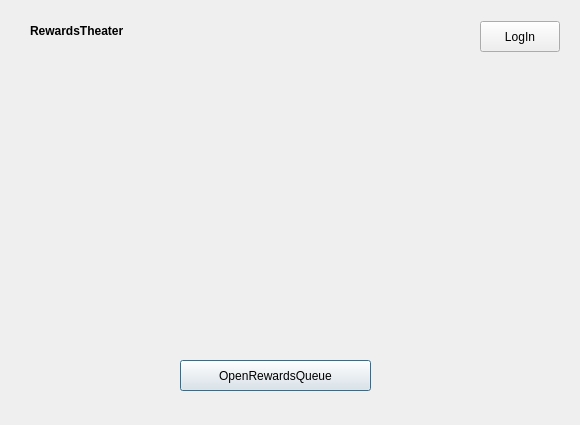
Old version of the form src/SettingsDialog.ui in the repository gottagofaster236/RewardsTheater.
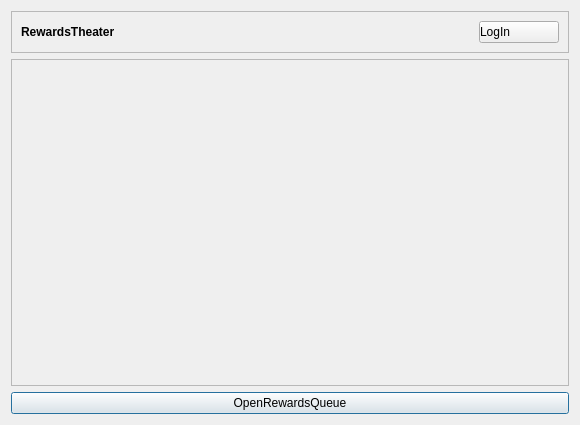
New version of the form.

Commit message: WIP on showing rewards

What changed in the file:
```diff
--- a/src/SettingsDialog.ui
+++ b/src/SettingsDialog.ui
@@ -13,15 +13,41 @@
   <property name="windowTitle">
    <string>RewardsTheater</string>
   </property>
+  <layout class="QGridLayout" name="gridLayout_2">
+   <item row="1" column="0">
+    <widget class="QScrollArea" name="rewardsScrollArea">
+     <property name="sizePolicy">
+      <sizepolicy hsizetype="Expanding" vsizetype="Expanding">
+       <horstretch>0</horstretch>
+       <verstretch>0</verstretch>
+      </sizepolicy>
+     </property>
+     <property name="widgetResizable">
+      <bool>true</bool>
+     </property>
+     <widget class="QWidget" name="rewardsScrollAreaWidgetContents">
+      <property name="geometry">
+       <rect>
+        <x>0</x>
+        <y>0</y>
+        <width>560</width>
+        <height>325</height>
+       </rect>
+      </property>
+      <layout class="QVBoxLayout" name="verticalLayout">
+       <item>
+        <layout class="QGridLayout" name="rewardsGridLayout">
+         <property name="sizeConstraint">
+          <enum>QLayout::SetDefaultConstraint</enum>
+         </property>
+        </layout>
+       </item>
+      </layout>
+     </widget>
+    </widget>
+   </item>
+   <item row="2" column="0">
   <widget class="QPushButton" name="openRewardsQueueButton">
-   <property name="geometry">
-    <rect>
-     <x>180</x>
-     <y>360</y>
-     <width>191</width>
-     <height>31</height>
-    </rect>
-   </property>
    <property name="locale">
     <locale language="English" country="UnitedStates"/>
    </property>
@@ -29,15 +55,18 @@
     <string>OpenRewardsQueue</string>
    </property>
   </widget>
+   </item>
+   <item row="0" column="0">
+    <widget class="QFrame" name="topFrame">
+     <property name="frameShape">
+      <enum>QFrame::StyledPanel</enum>
+     </property>
+     <property name="frameShadow">
+      <enum>QFrame::Raised</enum>
+     </property>
+     <layout class="QHBoxLayout" name="horizontalLayout">
+      <item>
   <widget class="QLabel" name="titleLabel">
-   <property name="geometry">
-    <rect>
-     <x>30</x>
-     <y>20</y>
-     <width>251</width>
-     <height>21</height>
-    </rect>
-   </property>
    <property name="font">
     <font>
      <pointsize>9</pointsize>
@@ -51,23 +80,24 @@
     <string>RewardsTheater</string>
    </property>
   </widget>
-  <widget class="QWidget" name="horizontalLayoutWidget">
-   <property name="geometry">
-    <rect>
-     <x>329</x>
-     <y>20</y>
-     <width>231</width>
-     <height>33</height>
-    </rect>
-   </property>
-   <layout class="QHBoxLayout" name="horizontalLayout">
-    <property name="spacing">
-     <number>0</number>
-    </property>
-    <item alignment="Qt::AlignRight">
+      </item>
+      <item>
+       <spacer name="horizontalSpacer">
+        <property name="orientation">
+         <enum>Qt::Horizontal</enum>
+        </property>
+        <property name="sizeHint" stdset="0">
+         <size>
+          <width>40</width>
+          <height>20</height>
+         </size>
+        </property>
+       </spacer>
+      </item>
+      <item>
      <widget class="QPushButton" name="authButton">
       <property name="sizePolicy">
-       <sizepolicy hsizetype="Minimum" vsizetype="Fixed">
+         <sizepolicy hsizetype="Preferred" vsizetype="Preferred">
         <horstretch>0</horstretch>
         <verstretch>0</verstretch>
        </sizepolicy>
@@ -75,14 +105,14 @@
       <property name="minimumSize">
        <size>
         <width>0</width>
-        <height>31</height>
+          <height>0</height>
        </size>
       </property>
       <property name="layoutDirection">
        <enum>Qt::LeftToRight</enum>
       </property>
       <property name="styleSheet">
-       <string notr="true"/>
+         <string notr="true">text-align: left</string>
       </property>
       <property name="text">
        <string>LogIn</string>
@@ -91,6 +121,8 @@
     </item>
    </layout>
   </widget>
+   </item>
+  </layout>
  </widget>
  <resources/>
  <connections/>
```
Lines whose indentation alone changed are shown as unchanged. The commit also changes 6 other files.
